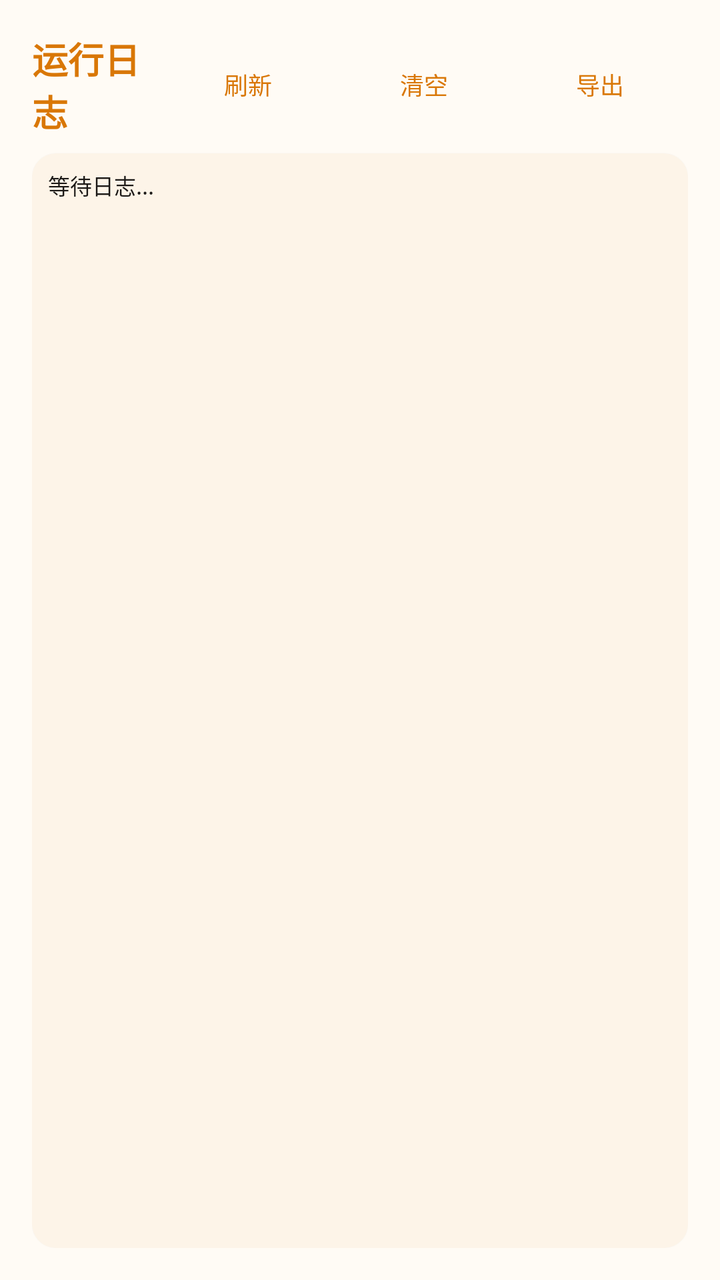
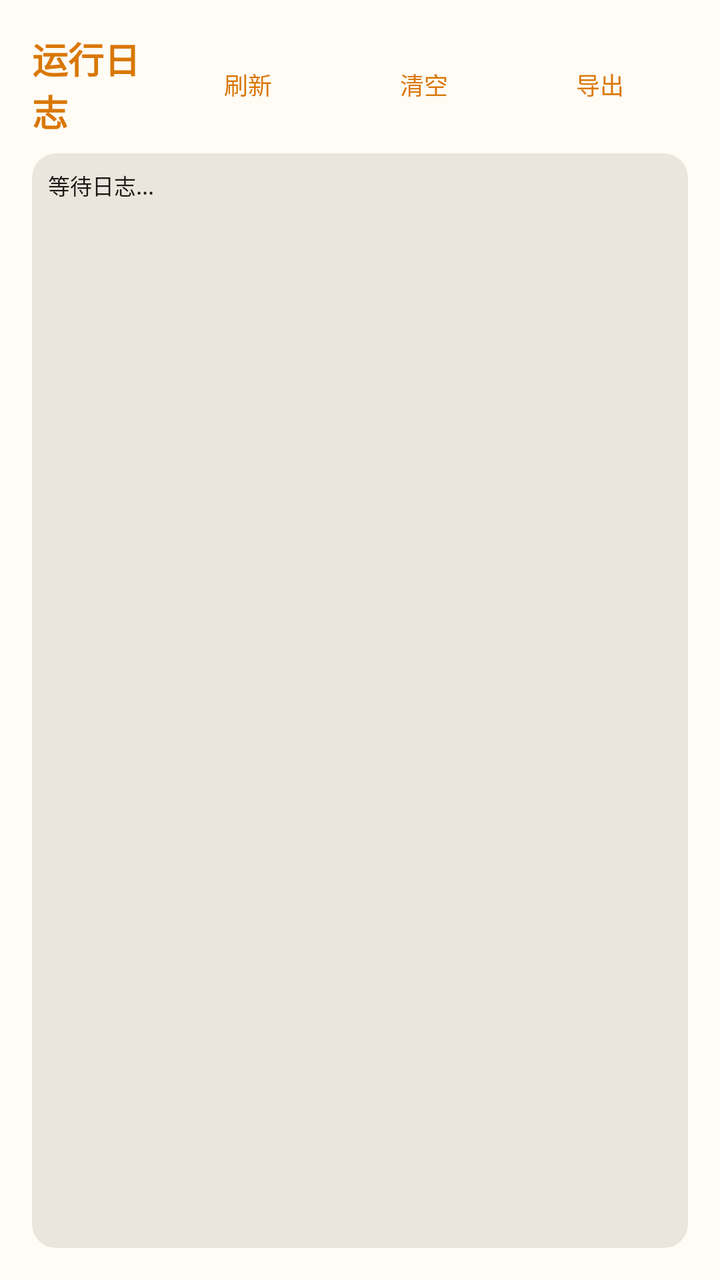

Before-and-after screenshots of an Android layout around one commit, followed by the original layout XML and the change that was made.
<!-- AndroidManifest.xml: application theme Theme.NekoRewrite -->
<!-- res/layout/fragment_logs.xml -->
<?xml version="1.0" encoding="utf-8"?>
<LinearLayout xmlns:android="http://schemas.android.com/apk/res/android"
    xmlns:app="http://schemas.android.com/apk/res-auto"
    android:layout_width="match_parent"
    android:layout_height="match_parent"
    android:orientation="vertical"
    android:background="?attr/colorSurface"
    android:padding="16dp">

    <LinearLayout
        android:layout_width="match_parent"
        android:layout_height="wrap_content"
        android:orientation="horizontal"
        android:gravity="center_vertical"
        android:paddingBottom="8dp">

        <TextView
            android:layout_width="0dp"
            android:layout_height="wrap_content"
            android:layout_weight="1"
            android:text="运行日志"
            android:textSize="18sp"
            android:textStyle="bold"
            android:textColor="?attr/colorPrimary" />

        <com.google.android.material.button.MaterialButton
            android:id="@+id/btn_refresh_log"
            android:layout_width="wrap_content"
            android:layout_height="36dp"
            android:text="刷新"
            android:textSize="12sp"
            android:insetTop="0dp"
            android:insetBottom="0dp"
            style="@style/Widget.Material3.Button.TextButton" />

        <com.google.android.material.button.MaterialButton
            android:id="@+id/btn_clear_log"
            android:layout_width="wrap_content"
            android:layout_height="36dp"
            android:text="清空"
            android:textSize="12sp"
            android:insetTop="0dp"
            android:insetBottom="0dp"
            style="@style/Widget.Material3.Button.TextButton" />

        <com.google.android.material.button.MaterialButton
            android:id="@+id/btn_export_log"
            android:layout_width="wrap_content"
            android:layout_height="36dp"
            android:text="导出"
            android:textSize="12sp"
            android:insetTop="0dp"
            android:insetBottom="0dp"
            style="@style/Widget.Material3.Button.TextButton" />
    </LinearLayout>

    <com.google.android.material.card.MaterialCardView
        android:layout_width="match_parent"
        android:layout_height="0dp"
        android:layout_weight="1"
        app:cardElevation="1dp"
        app:cardCornerRadius="12dp"
        app:strokeWidth="0dp">

        <ScrollView
            android:id="@+id/log_scroll"
            android:layout_width="match_parent"
            android:layout_height="match_parent"
            android:padding="8dp">

            <TextView
                android:id="@+id/text_log"
                android:layout_width="match_parent"
                android:layout_height="wrap_content"
                android:text="等待日志..."
                android:textSize="11sp"
                android:textColor="?attr/colorOnSurface"
                android:fontFamily="monospace"
                android:textIsSelectable="true"
                android:gravity="top|start" />
        </ScrollView>
    </com.google.android.material.card.MaterialCardView>

</LinearLayout>
<!-- resources referenced by this layout -->
<resources>
  <style name="Theme.NekoRewrite" parent="Theme.Material3.DayNight.NoActionBar">
          <item name="colorPrimary">@color/md_theme_primary</item>
          <item name="colorOnPrimary">@color/md_theme_on_primary</item>
          <item name="colorPrimaryContainer">@color/md_theme_primary_container</item>
          <item name="colorOnPrimaryContainer">@color/md_theme_on_primary_container</item>
          <item name="colorSecondary">@color/md_theme_secondary</item>
          <item name="colorOnSecondary">@color/md_theme_on_secondary</item>
          <item name="colorSecondaryContainer">@color/md_theme_secondary_container</item>
          <item name="colorOnSecondaryContainer">@color/md_theme_on_secondary_container</item>
          <item name="colorTertiary">@color/md_theme_tertiary</item>
          <item name="colorOnTertiary">@color/md_theme_on_tertiary</item>
          <item name="colorError">@color/md_theme_error</item>
          <item name="colorOnError">@color/md_theme_on_error</item>
          <item name="colorSurface">@color/md_theme_surface</item>
          <item name="colorOnSurface">@color/md_theme_on_surface</item>
          <item name="colorSurfaceVariant">@color/md_theme_surface_variant</item>
          <item name="colorOnSurfaceVariant">@color/md_theme_on_surface_variant</item>
          <item name="android:colorBackground">@color/md_theme_background</item>
          <item name="android:fontFamily">sans-serif</item>
      </style>
  <color name="md_theme_primary">#D97706</color>
  <color name="md_theme_on_primary">#FFFFFF</color>
  <color name="md_theme_primary_container">#FFEDD5</color>
  <color name="md_theme_on_primary_container">#431407</color>
  <color name="md_theme_secondary">#92400E</color>
  <color name="md_theme_on_secondary">#FFFFFF</color>
  <color name="md_theme_secondary_container">#FDE68A</color>
  <color name="md_theme_on_secondary_container">#451A03</color>
  <color name="md_theme_tertiary">#B45309</color>
  <color name="md_theme_on_tertiary">#FFFFFF</color>
  <color name="md_theme_error">#B00020</color>
  <color name="md_theme_on_error">#FFFFFF</color>
  <color name="md_theme_surface">#FFFBF5</color>
  <color name="md_theme_on_surface">#1C1917</color>
  <color name="md_theme_surface_variant">#F5F0EB</color>
  <color name="md_theme_on_surface_variant">#4A4540</color>
  <color name="md_theme_background">#FFFBF5</color>
</resources>

<!-- the commit's change to res/layout/fragment_logs.xml (unified diff, before → after) -->
@@ -58,9 +58,7 @@
         android:layout_width="match_parent"
         android:layout_height="0dp"
         android:layout_weight="1"
-        app:cardElevation="1dp"
-        app:cardCornerRadius="12dp"
-        app:strokeWidth="0dp">
+        style="@style/Widget.Material3.CardView.Filled">
 
         <ScrollView
             android:id="@+id/log_scroll"
<!-- resource entries referenced after the edit -->
@@ -17,6 +17,11 @@
           <item name="colorOnSurface">@color/md_theme_on_surface</item>
           <item name="colorSurfaceVariant">@color/md_theme_surface_variant</item>
           <item name="colorOnSurfaceVariant">@color/md_theme_on_surface_variant</item>
+          <item name="colorSurfaceContainerLow">@color/md_theme_surface_container_low</item>
+          <item name="colorSurfaceContainerHigh">@color/md_theme_surface_container_high</item>
+          <item name="colorSurfaceContainerHighest">@color/md_theme_surface_container_highest</item>
+          <item name="colorOutline">@color/md_theme_outline</item>
+          <item name="colorOutlineVariant">@color/md_theme_outline_variant</item>
           <item name="android:colorBackground">@color/md_theme_background</item>
           <item name="android:fontFamily">sans-serif</item>
       </style>
@@ -36,6 +41,11 @@
   <color name="md_theme_on_surface">#1C1917</color>
   <color name="md_theme_surface_variant">#F5F0EB</color>
   <color name="md_theme_on_surface_variant">#4A4540</color>
+  <color name="md_theme_surface_container_low">#F8F2EB</color>
+  <color name="md_theme_surface_container_high">#F1EBE3</color>
+  <color name="md_theme_surface_container_highest">#ECE5DD</color>
+  <color name="md_theme_outline">#7E746A</color>
+  <color name="md_theme_outline_variant">#D0C4B9</color>
   <color name="md_theme_background">#FFFBF5</color>
 </resources>
 
